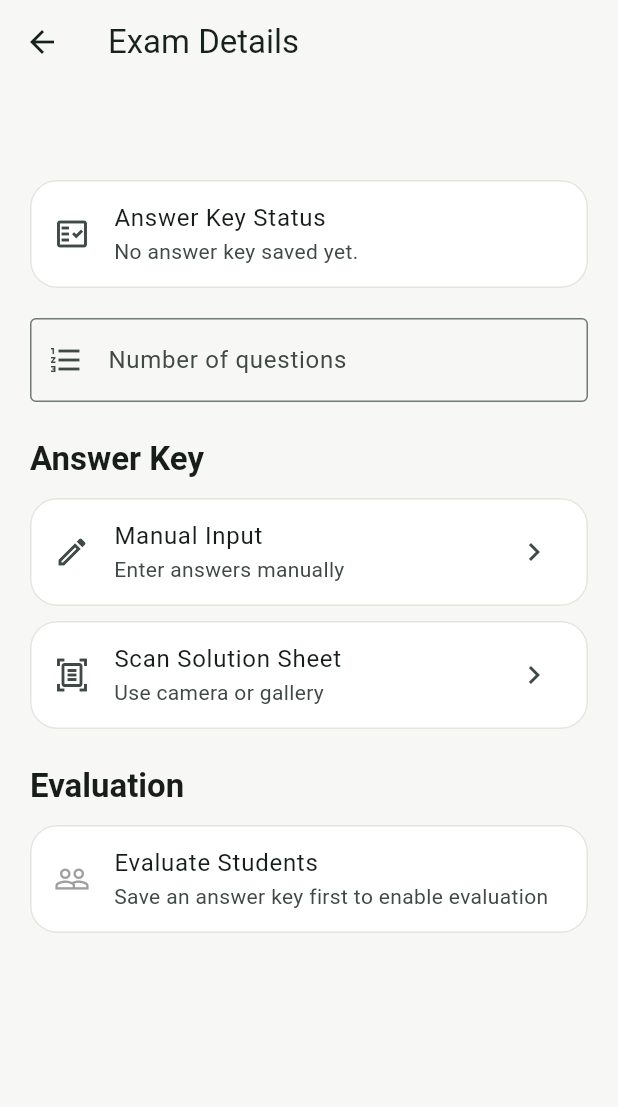
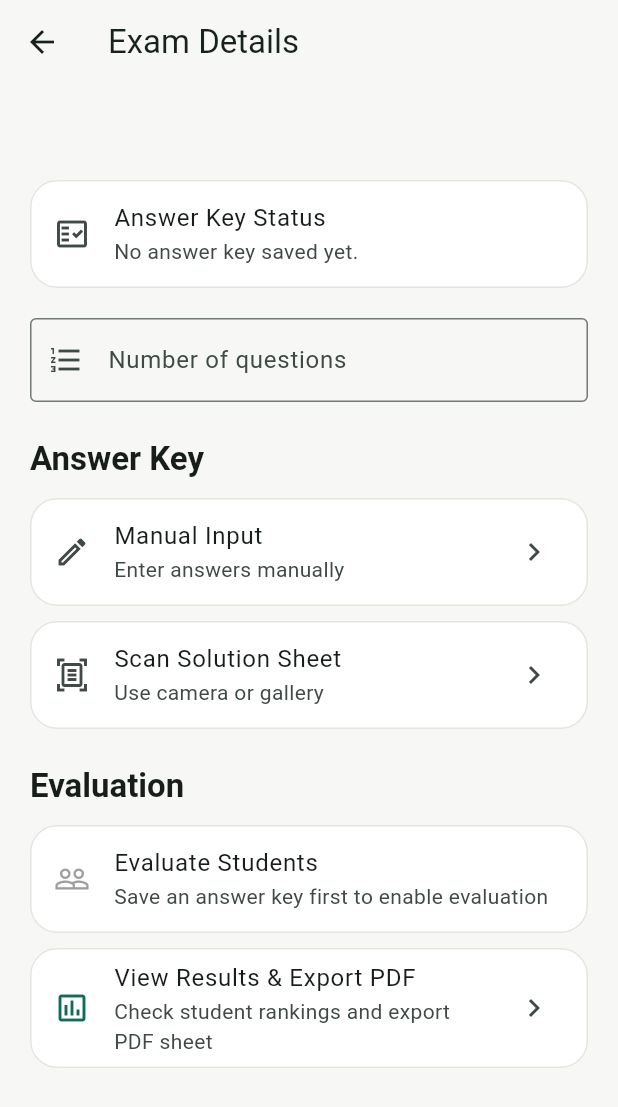
Before and after one commit to hello-anup/omr-application, a Flutter app: the ExamDetailsScreen screen opened directly with empty values, on a phone screen of 412 x 824 dp. Shown: the top 1107 px of the screen. Run offline on Flutter 3.47's test engine with Material 3 defaults, Android fonts, the phone set to English and light mode, and no system bars; our stand-ins replace image_picker, pdf, sqflite; accounts and stored records are empty.

Commit message:
connect results screen to details

```diff
--- a/mobile/lib/features/exam/details/exam_details_screen.dart
+++ b/mobile/lib/features/exam/details/exam_details_screen.dart
@@ -5,6 +5,7 @@ import '../../../services/database/database_service.dart';
 import '../../../services/image_picker_service.dart';
 import '../../../services/omr_api_service.dart';
 import '../manual/manual_answer_key_screen.dart';
+import '../results/exam_results_screen.dart';
 import '../../scanner/scanner_screen.dart';
 
 class ExamDetailsScreen extends StatefulWidget {
@@ -202,6 +203,17 @@ class _ExamDetailsScreenState extends State<ExamDetailsScreen> {
     );
   }
 
+  void _openResults() {
+    Navigator.of(context).push(
+      MaterialPageRoute(
+        builder: (_) => ExamResultsScreen(
+          examId: widget.examId,
+          examName: widget.examName,
+        ),
+      ),
+    );
+  }
+
   String get _answerKeyStatus {
     if (_loadingKey) return 'Loading answer key...';
     if (_answerKey.isEmpty) return 'No answer key saved yet.';
@@ -310,6 +322,19 @@ class _ExamDetailsScreenState extends State<ExamDetailsScreen> {
               onTap: _answerKey.isNotEmpty ? _openEvaluation : null,
             ),
           ),
+          const SizedBox(height: 10),
+          Card(
+            child: ListTile(
+              leading: Icon(
+                Icons.assessment_outlined,
+                color: Theme.of(context).colorScheme.primary,
+              ),
+              title: const Text('View Results & Export PDF'),
+              subtitle: const Text('Check student rankings and export PDF sheet'),
+              trailing: const Icon(Icons.chevron_right),
+              onTap: _openResults,
+            ),
+          ),
         ],
       ),
     );
```
